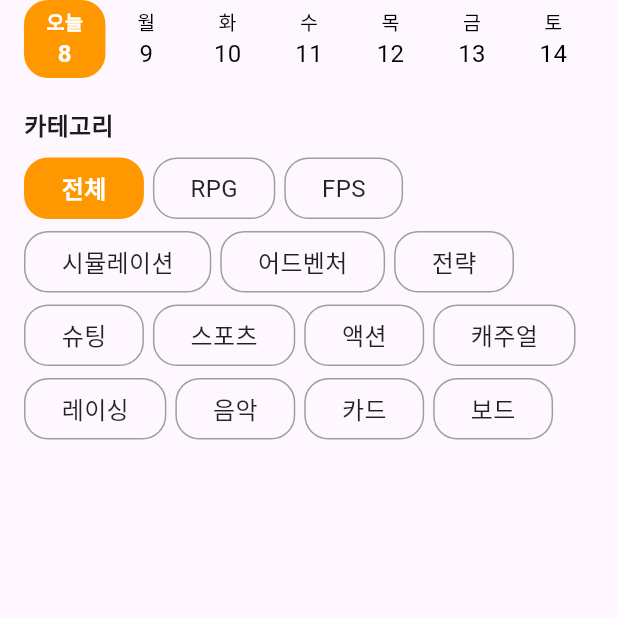
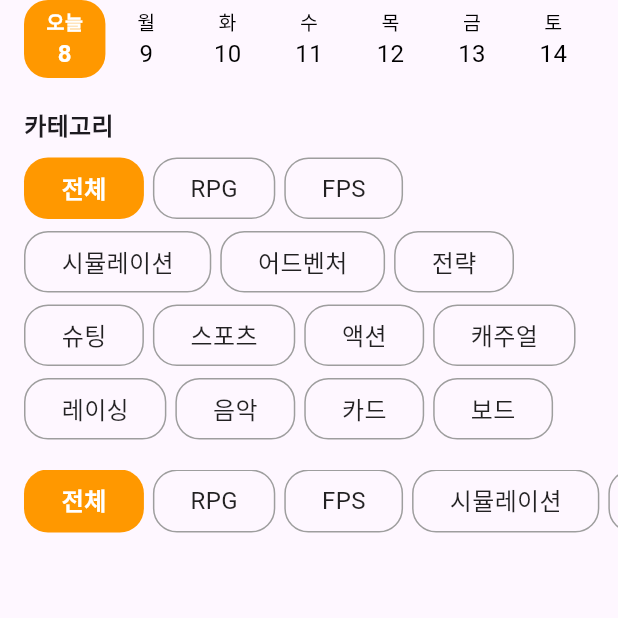
Before and after one commit to chasenpai/flutter_clean_widgets, a Flutter app: the screen it shows after launch, on a phone screen of 412 x 824 dp, the top half of it. Run offline on Flutter 3.47's test engine with Material 3 defaults, Android fonts, the phone set to English and light mode, and no system bars.

Commit message:
scrollable row category

```diff
--- /dev/null
+++ b/lib/components/scrollable_row_category.dart
@@ -0,0 +1,77 @@
+import 'package:flutter/material.dart';
+
+class ScrollableRowCategory extends StatefulWidget {
+  const ScrollableRowCategory({super.key});
+
+  @override
+  State<ScrollableRowCategory> createState() => _ScrollableRowCategoryState();
+}
+
+class _ScrollableRowCategoryState extends State<ScrollableRowCategory> {
+
+  int selectedIndex = 0;
+  final categories = [
+    '전체',
+    'RPG',
+    'FPS',
+    '시뮬레이션',
+    '어드벤처',
+    '전략',
+    '슈팅',
+    '스포츠',
+    '액션',
+    '캐주얼',
+    '레이싱',
+    '음악',
+    '카드',
+    '보드',
+  ];
+
+  @override
+  Widget build(BuildContext context) {
+    return SizedBox(
+      height: 42.0,
+      child: ListView.builder(
+        scrollDirection: Axis.horizontal,
+        shrinkWrap: true,
+        itemCount: categories.length,
+        itemBuilder: (context, index) {
+          return Padding(
+            padding: EdgeInsets.only(
+              left: (index == 0) ? 16.0 : 0,
+              right: (index == categories.length - 1) ? 16.0 : 6,
+            ),
+            child: GestureDetector(
+              onTap: () {
+                setState(() {
+                  selectedIndex = index;
+                });
+              },
+              child: Container(
+                decoration: BoxDecoration(
+                  borderRadius: BorderRadius.circular(16.0),
+                  color: selectedIndex == index ? Colors.orange : Colors.transparent,
+                  border: Border.all(
+                    color: selectedIndex == index ? Colors.transparent : Colors.grey,
+                  ),
+                ),
+                padding: const EdgeInsets.symmetric(
+                  horizontal: 24.0,
+                  vertical: 8.0,
+                ),
+                child: Text(
+                  categories[index],
+                  style: TextStyle(
+                    color: selectedIndex == index ? Colors.white : Colors.black87,
+                    fontSize: 16.0,
+                    fontWeight: selectedIndex == index ? FontWeight.w700 : null,
+                  ),
+                ),
+              ),
+            ),
+          );
+        },
+      ),
+    );
+  }
+}
--- a/lib/home_screen.dart
+++ b/lib/home_screen.dart
@@ -1,5 +1,6 @@
 import 'package:flutter/material.dart';
 import 'package:flutter_clean_widgets/components/flexible_row_category.dart';
+import 'package:flutter_clean_widgets/components/scrollable_row_category.dart';
 import 'package:flutter_clean_widgets/components/upcoming_one_week_calendar.dart';
 
 class HomeScreen extends StatelessWidget {
@@ -20,6 +21,8 @@ class HomeScreen extends StatelessWidget {
               ),
               child: FlexibleRowCategory(),
             ),
+            SizedBox(height: 20,),
+            ScrollableRowCategory(),
           ],
         ),
       ),
```
